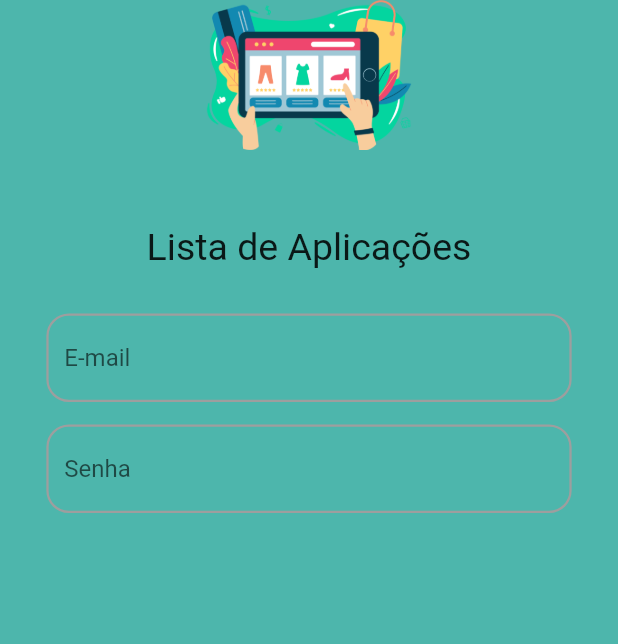
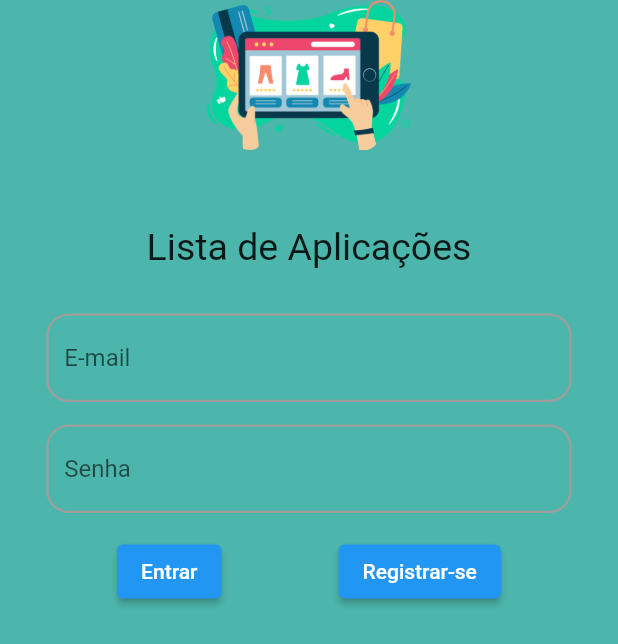
Before and after one commit to matheusfellipe/shopcom-flutter, a Flutter app: the screen it shows after launch, on a phone screen of 412 x 824 dp. Shown: the top 644 px of the screen. Run offline on Flutter 3.47's test engine with Material 2 defaults, Android fonts, the light colour scheme and no system bars.

Commit message:
implementing login screen

```diff
--- a/lib/screen/login_screen_new.dart
+++ b/lib/screen/login_screen_new.dart
@@ -38,7 +38,15 @@ class LoginScreenNew extends StatelessWidget {
             const SizedBox(
               height: 15,
             ),
-            textFormItem(context, 'Senha', false)
+            textFormItem(context, 'Senha', false),
+            const SizedBox(
+              height: 15,
+            ),
+            Row(mainAxisAlignment: MainAxisAlignment.spaceEvenly, children: [
+              ElevatedButton(onPressed: () {}, child: const Text("Entrar")),
+              ElevatedButton(
+                  onPressed: () {}, child: const Text("Registrar-se")),
+            ]),
           ],
         ),
       ),
```
